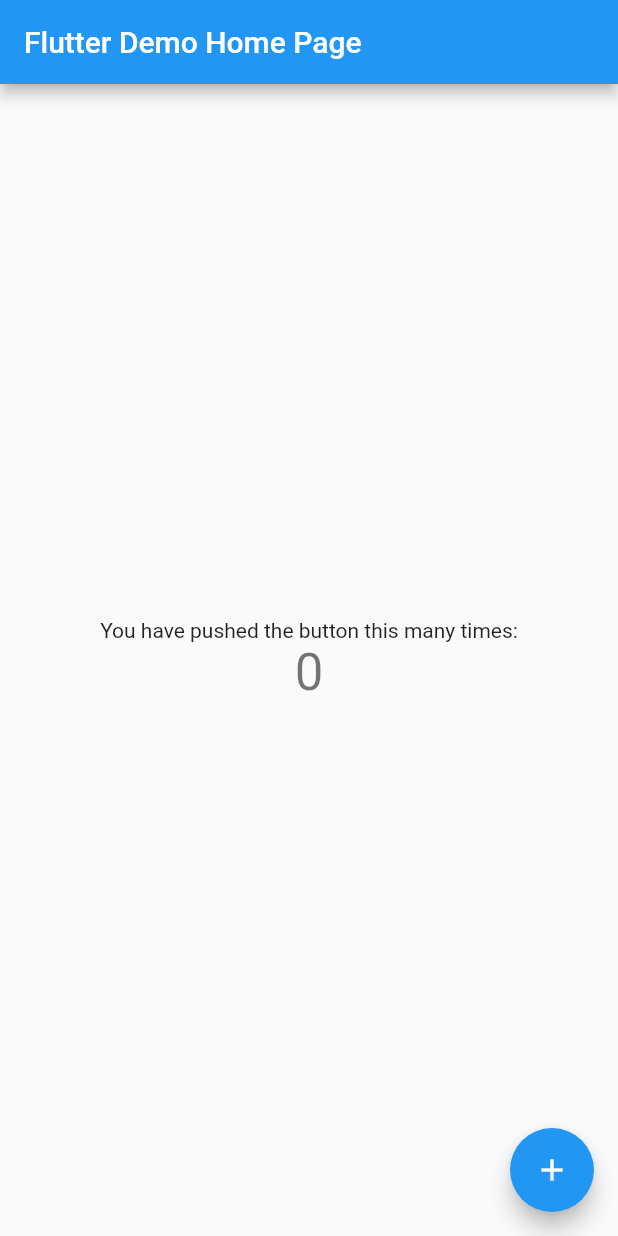
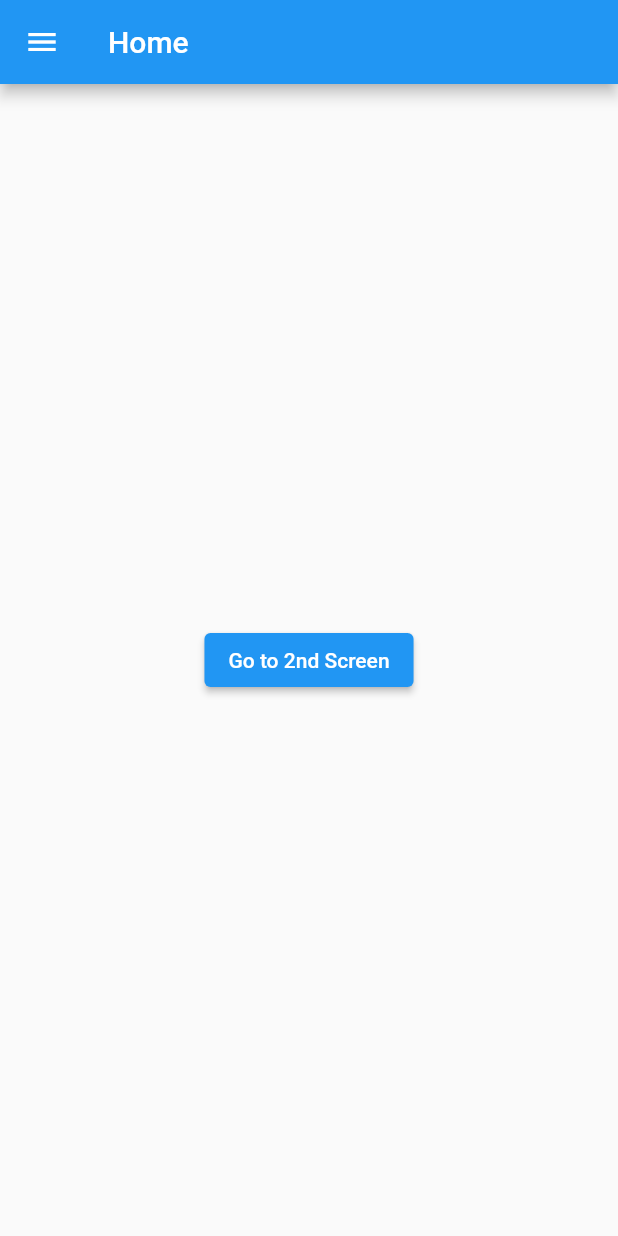
Before and after one commit to tnkyk22/my_project_tnk206, a Flutter app: the screen it shows after launch, on a phone screen of 412 x 824 dp. Run offline on Flutter 3.47's test engine with Material 2 defaults, Android fonts, the light colour scheme and no system bars.

Commit message:
add 2nd page

```diff
--- a/lib/main.dart
+++ b/lib/main.dart
@@ -1,4 +1,5 @@
 import 'package:flutter/material.dart';
+import 'package:my_project_tnk206/screen/home_screen.dart';
 
 void main() {
   runApp(const MyApp());
@@ -7,109 +8,14 @@
 class MyApp extends StatelessWidget {
   const MyApp({Key? key}) : super(key: key);
 
-  // This widget is the root of your application.
   @override
   Widget build(BuildContext context) {
     return MaterialApp(
       title: 'Flutter Demo',
       theme: ThemeData(
-        // This is the theme of your application.
-        //
-        // Try running your application with "flutter run". You'll see the
-        // application has a blue toolbar. Then, without quitting the app, try
-        // changing the primarySwatch below to Colors.green and then invoke
-        // "hot reload" (press "r" in the console where you ran "flutter run",
-        // or simply save your changes to "hot reload" in a Flutter IDE).
-        // Notice that the counter didn't reset back to zero; the application
-        // is not restarted.
         primarySwatch: Colors.blue,
       ),
-      home: const MyHomePage(title: 'Flutter Demo Home Page'),
+      home: const HomeScreen(),
     );
   }
 }
-
-class MyHomePage extends StatefulWidget {
-  const MyHomePage({Key? key, required this.title}) : super(key: key);
-
-  // This widget is the home page of your application. It is stateful, meaning
-  // that it has a State object (defined below) that contains fields that affect
-  // how it looks.
-
-  // This class is the configuration for the state. It holds the values (in this
-  // case the title) provided by the parent (in this case the App widget) and
-  // used by the build method of the State. Fields in a Widget subclass are
-  // always marked "final".
-
-  final String title;
-
-  @override
-  State<MyHomePage> createState() => _MyHomePageState();
-}
-
-class _MyHomePageState extends State<MyHomePage> {
-  int _counter = 0;
-
-  void _incrementCounter() {
-    setState(() {
-      // This call to setState tells the Flutter framework that something has
-      // changed in this State, which causes it to rerun the build method below
-      // so that the display can reflect the updated values. If we changed
-      // _counter without calling setState(), then the build method would not be
-      // called again, and so nothing would appear to happen.
-      _counter++;
-    });
-  }
-
-  @override
-  Widget build(BuildContext context) {
-    // This method is rerun every time setState is called, for instance as done
-    // by the _incrementCounter method above.
-    //
-    // The Flutter framework has been optimized to make rerunning build methods
-    // fast, so that you can just rebuild anything that needs updating rather
-    // than having to individually change instances of widgets.
-    return Scaffold(
-      appBar: AppBar(
-        // Here we take the value from the MyHomePage object that was created by
-        // the App.build method, and use it to set our appbar title.
-        title: Text(widget.title),
-      ),
-      body: Center(
-        // Center is a layout widget. It takes a single child and positions it
-        // in the middle of the parent.
-        child: Column(
-          // Column is also a layout widget. It takes a list of children and
-          // arranges them vertically. By default, it sizes itself to fit its
-          // children horizontally, and tries to be as tall as its parent.
-          //
-          // Invoke "debug painting" (press "p" in the console, choose the
-          // "Toggle Debug Paint" action from the Flutter Inspector in Android
-          // Studio, or the "Toggle Debug Paint" command in Visual Studio Code)
-          // to see the wireframe for each widget.
-          //
-          // Column has various properties to control how it sizes itself and
-          // how it positions its children. Here we use mainAxisAlignment to
-          // center the children vertically; the main axis here is the vertical
-          // axis because Columns are vertical (the cross axis would be
-          // horizontal).
-          mainAxisAlignment: MainAxisAlignment.center,
-          children: <Widget>[
-            const Text(
-              'You have pushed the button this many times:',
-            ),
-            Text(
-              '$_counter',
-              style: Theme.of(context).textTheme.headline4,
-            ),
-          ],
-        ),
-      ),
-      floatingActionButton: FloatingActionButton(
-        onPressed: _incrementCounter,
-        tooltip: 'Increment',
-        child: const Icon(Icons.add),
-      ), // This trailing comma makes auto-formatting nicer for build methods.
-    );
-  }
-}
--- /dev/null
+++ b/lib/screen/home_screen.dart
@@ -0,0 +1,28 @@
+import 'package:flutter/material.dart';
+import 'package:my_project_tnk206/screen/second_screen.dart';
+
+class HomeScreen extends StatelessWidget {
+  const HomeScreen({Key? key}) : super(key: key);
+
+  @override
+  Widget build(BuildContext context) {
+    return Scaffold(
+      drawer: Drawer(
+        child: Text('Example Drawer'),
+      ),
+      appBar: AppBar(
+        title: Text('Home'),
+      ),
+      body: Center(
+        child: ElevatedButton(
+          onPressed: () {
+            Navigator.of(context).push(
+              MaterialPageRoute(builder: (context) => SecondScreen()),
+            );
+          },
+          child: Text('Go to 2nd Screen'),
+        ),
+      ),
+    );
+  }
+}
```
Also changed, not shown: lib/screen/second_screen.dart (added, +22 -0 lines).
